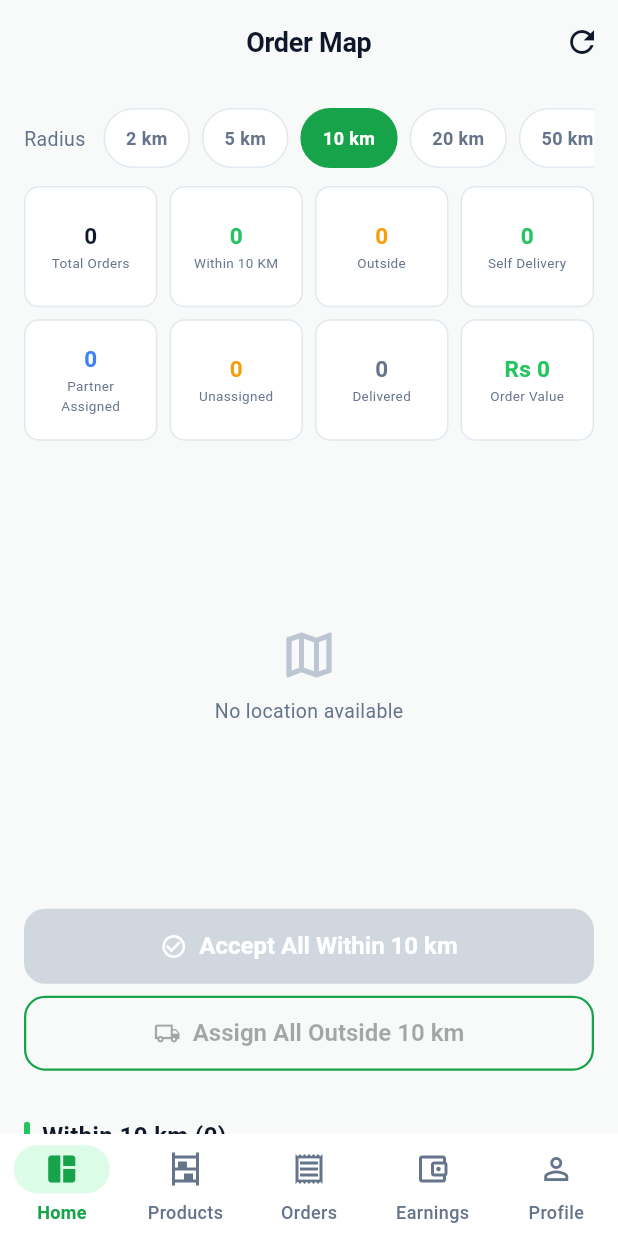
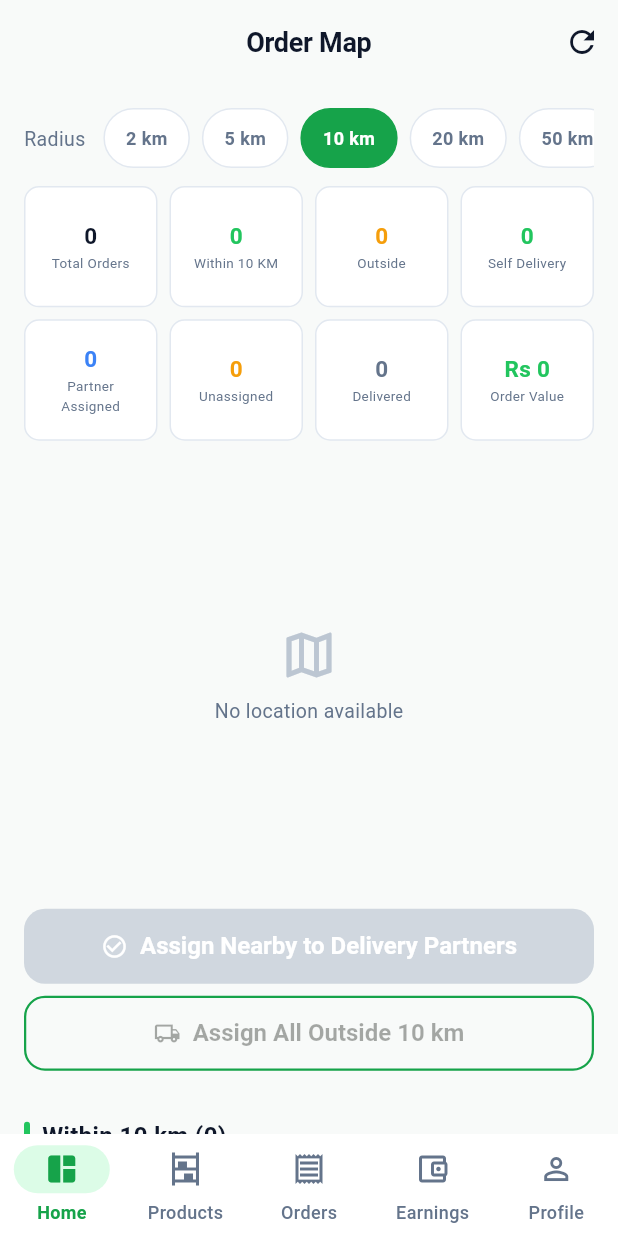
Before and after one commit to sharkroshan-dot/agriweb, a Flutter app: the FarmerOrderMapScreen screen opened by its route, on a phone screen of 412 x 824 dp. Run offline on Flutter 3.47's test engine with Material 3 defaults, Android fonts, the phone set to English and light mode, and no system bars; our stand-ins replace file_picker, flutter_map, flutter_tts, geolocator, go_router, image_picker and 3 more; missing offline and left inert: razorpay_flutter; accounts and stored records are empty; network calls fail.

Commit message:
Update mobile nearby routing for delivery partners

```diff
--- a/mobile/lib/features/farmer/presentation/screens/order_map_screen.dart
+++ b/mobile/lib/features/farmer/presentation/screens/order_map_screen.dart
@@ -109,13 +109,15 @@ class _FarmerOrderMapScreenState extends State<FarmerOrderMapScreen> {
     return (null, null);
   }
 
-  Future<void> _acceptWithin() async {
+  Future<void> _assignNearbyToPartners() async {
     setState(() => _accepting = true);
     try {
-      await ApiService.put('/farmers/me/delivery-map/accept-within', body: {'radius': _radius});
+      final res = await ApiService.post('/farmers/me/delivery-map/assign-nearby', body: {'radius': _radius});
       if (!mounted) return;
+      final data = res['data'] is Map ? Map<String, dynamic>.from(res['data'] as Map) : <String, dynamic>{};
+      final opened = data['opened'] ?? 0;
       ScaffoldMessenger.of(context).showSnackBar(SnackBar(
-        content: Text('Orders accepted for self-delivery within $_radius km'),
+        content: Text(res['message'] as String? ?? '$opened nearby orders opened for delivery partners'),
         backgroundColor: AppTheme.success,
       ));
       await _load();
@@ -242,11 +244,11 @@ class _FarmerOrderMapScreenState extends State<FarmerOrderMapScreen> {
                   children: [
                     Expanded(
                       child: ElevatedButton.icon(
-                        onPressed: within.isEmpty || _accepting ? null : _acceptWithin,
+                        onPressed: within.isEmpty || _accepting ? null : _assignNearbyToPartners,
                         icon: _accepting
                           ? const SizedBox(width: 16, height: 16, child: CircularProgressIndicator(strokeWidth: 2, color: Colors.white))
                           : const Icon(Icons.check_circle_outline, size: 18),
-                        label: Text('Accept All Within $_radius km'),
+                        label: Text('Assign Nearby to Delivery Partners'),
                       ),
                     ),
                   ],
```
